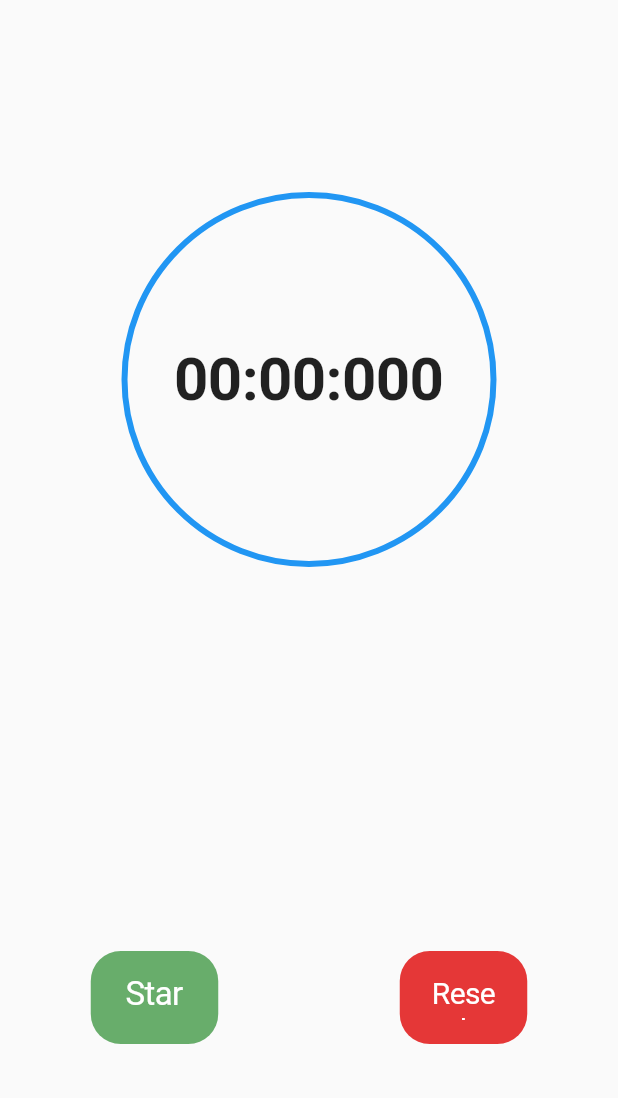
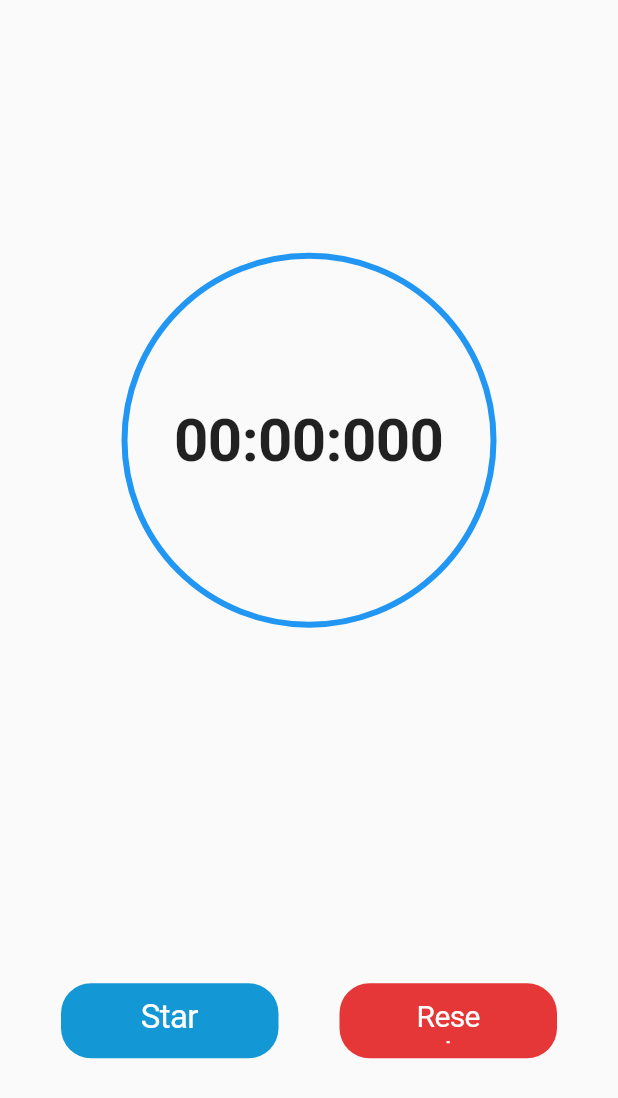
Before and after one commit to TaneemKazi/simple_stopwatch, a Flutter app: the screen it shows after launch, on a phone screen of 412 x 824 dp. Shown: the top 1098 px of the screen. Run offline on Flutter 3.47's test engine with Material 2 defaults, Android fonts, the phone set to English and light mode, and no system bars.

```diff
--- a/lib/Pages/home_page.dart
+++ b/lib/Pages/home_page.dart
@@ -4,6 +4,7 @@ import 'dart:async';
 
 import 'package:flutter/cupertino.dart';
 import 'package:flutter/material.dart';
+import 'package:flutter/rendering.dart';
 
 class HomePage extends StatefulWidget {
   @override
@@ -54,7 +55,7 @@ class _HomePageState extends State<HomePage> {
               onPressed: () {
                 handleStartStop();
               },
-              padding: EdgeInsets.all(0),
+              padding: EdgeInsets.fromLTRB(0, 50, 0, 0),
               child: Container(
                 height: 250,
                 alignment: Alignment.center,
@@ -98,15 +99,62 @@ class _HomePageState extends State<HomePage> {
             //         )),
             //   ),
             // ),
-// Buttons (Start & Reset)
+// Button test back ground
+//             InkWell(
+//               child: ElevatedButton(
+//                 onPressed: () {
+//                   handleStartStop();
+//                 },
+//
+//                 child: Padding(
+//                   padding: EdgeInsets.symmetric(horizontal: 50, vertical: 10),
+//                   child: SizedBox(
+//                     // width: 45,
+//                     // height: 30,
+//                     child: Text("Pause",
+//                         textAlign: TextAlign.center,
+//                         style: TextStyle(
+//                           color: Colors.white,
+//                           fontSize: 18,
+//                           fontWeight: FontWeight.normal,
+//                         )),
+//                   ),
+//                 ),
+//                 style: ButtonStyle(
+//
+//                   shape: MaterialStateProperty.all<RoundedRectangleBorder>(
+//                     RoundedRectangleBorder(
+//                         borderRadius: BorderRadius.circular(18.0)
+//                         // side: BorderSide(color: Colors.red)
+//                     ),
+//                   ),
+//                   overlayColor: MaterialStateProperty.resolveWith<Color?>(
+//                       (Set<MaterialState> states) {
+//
+//                     if (states.contains(MaterialState.focused)) {
+//                       return Colors.red;
+//                     }
+//                     if (states.contains(MaterialState.hovered)) {
+//                       return Colors.green;
+//                     }
+//                     if (states.contains(MaterialState.pressed)) {
+//                       return Colors.black87;
+//                     }
+//                     // return null; // Defer to the widget's default.
+//                   },
+//                   ),
+//                 ),
+//               ),
+//             ),
 
+/*Buttons (Start & Reset)*/
             Row(
-              mainAxisAlignment: MainAxisAlignment.spaceAround,
+              mainAxisAlignment: MainAxisAlignment.spaceEvenly,
               children: [
                 CupertinoButton(
-                    // padding: EdgeInsets.all(0),
+                    padding: EdgeInsets.symmetric(horizontal: 50, vertical: 10),
                     borderRadius: BorderRadius.all(Radius.circular(20.0)),
-                    color: Color(0xFF68AD6B),
+                    color: Color(0xFF1498D5),
                     onPressed: () {
                       handleStartStop();
                     },
@@ -120,9 +168,12 @@ class _HomePageState extends State<HomePage> {
                               color: Colors.white,
                               fontSize: 22,
                               fontWeight: FontWeight.normal,
-                            )))),
+                            )
+                        )
+                    )
+                ),
                 CupertinoButton(
-                    // padding: EdgeInsets.all(0),
+                    padding: EdgeInsets.symmetric(horizontal: 50, vertical: 10),
                     borderRadius: BorderRadius.all(Radius.circular(20.0)),
                     color: Color(0xFFE53737),
                     onPressed: () {
@@ -138,7 +189,10 @@ class _HomePageState extends State<HomePage> {
                               color: Colors.white,
                               fontSize: 20,
                               fontWeight: FontWeight.normal,
-                            )))),
+                            )
+                        )
+                    )
+                ),
               ],
             )
           ],
```
